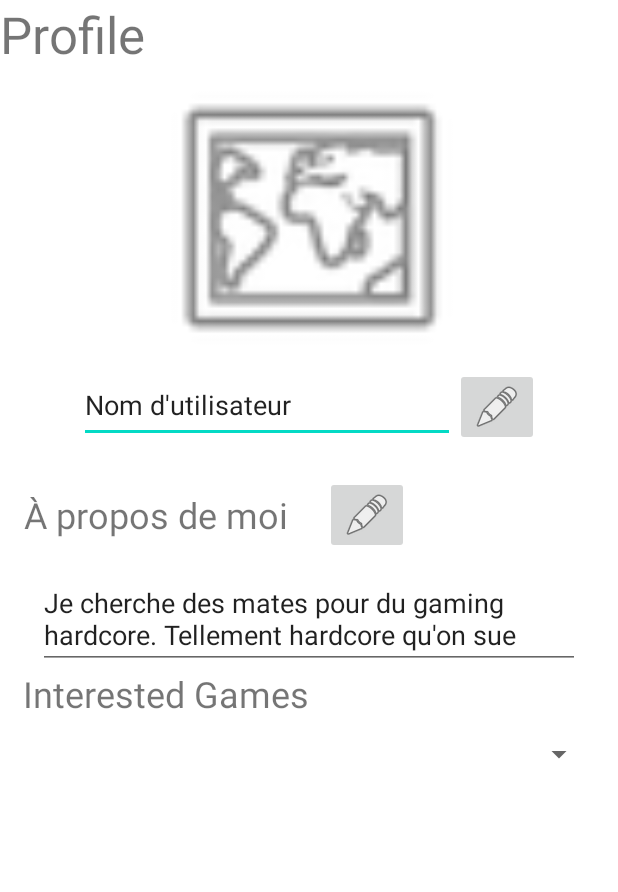
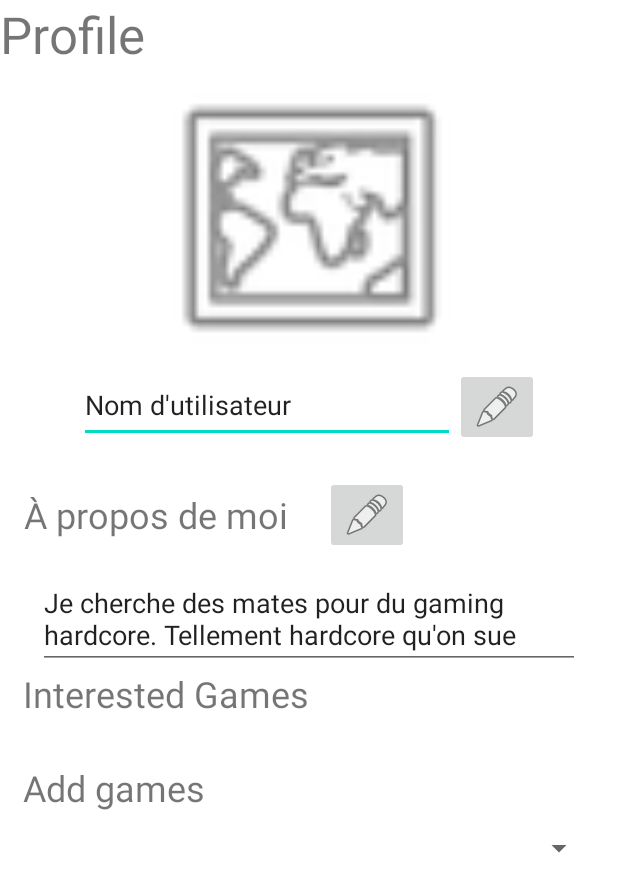
Before and after one commit to GameXMatch/GameXMatch, an Android app: the layout fragment_profile.xml on its own in the app's theme, with its tools: preview values and no code run, on a phone screen of 412 x 824 dp. Shown: the top 892 px of the screen. Run offline under Robolectric (Android 15) with nearby library versions, the phone set to English and light mode, and no system bars.

Commit message:
groundwork for the spinner

```diff
--- a/android_app/app/src/main/res/layout/fragment_profile.xml
+++ b/android_app/app/src/main/res/layout/fragment_profile.xml
@@ -118,6 +118,14 @@
 
                 </androidx.recyclerview.widget.RecyclerView>
 
+                <TextView
+                    android:id="@+id/textView3"
+                    android:layout_width="match_parent"
+                    android:layout_height="wrap_content"
+                    android:layout_marginTop="30dp"
+                    android:text="@string/profile_game_spinner_label"
+                    android:textSize="24sp" />
+
                 <Spinner
                     android:id="@+id/profile_game_selection_spinner"
                     android:layout_width="match_parent"
--- a/android_app/app/src/main/res/values/strings.xml
+++ b/android_app/app/src/main/res/values/strings.xml
@@ -24,5 +24,6 @@
     <string name="matchprofile_button">return button</string>
     <string name="component_game_label">GAME NAME</string>
     <string name="profile_game_list_label">Interested Games</string>
-    <string name="profile_game_spinner">Add games...</string>
+    <string name="profile_game_spinner">Add games</string>
+    <string name="profile_game_spinner_label">Add games</string>
 </resources>
```
Also changed, not shown: android_app/app/src/main/java/ch/gamesxmatch/main/Profile.kt (+25 -6 lines), android_app/app/src/main/res/layout/activity_match_profile.xml (+7 -1 lines).
